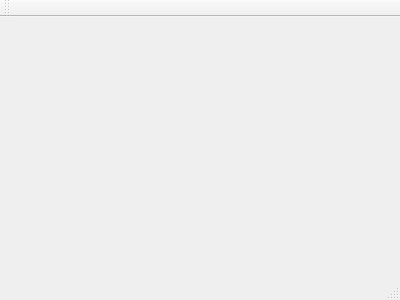
Qt form mainwindow.ui (pmichniewski/aprs) before a commit.
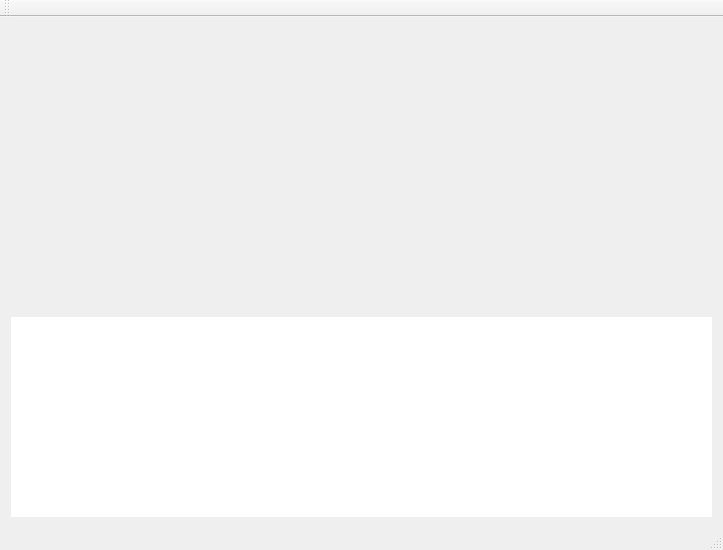
The same form after that commit.

What changed in the file:
```diff
--- a/mainwindow.ui
+++ b/mainwindow.ui
@@ -1,24 +1,70 @@
 <ui version="4.0">
  <class>MainWindow</class>
- <widget class="QMainWindow" name="MainWindow" >
-  <property name="geometry" >
+ <widget class="QMainWindow" name="MainWindow">
+  <property name="geometry">
    <rect>
     <x>0</x>
     <y>0</y>
-    <width>400</width>
-    <height>300</height>
+    <width>723</width>
+    <height>550</height>
    </rect>
   </property>
   <property name="windowTitle" >
    <string>MainWindow</string>
   </property>
-  <widget class="QMenuBar" name="menuBar" />
-  <widget class="QToolBar" name="mainToolBar" />
-  <widget class="QWidget" name="centralWidget" />
-  <widget class="QStatusBar" name="statusBar" />
+  <widget class="QWidget" name="centralWidget">
+   <layout class="QVBoxLayout" name="verticalLayout">
+    <item>
+     <widget class="QWidget" name="widget" native="true"/>
+    </item>
+    <item>
+     <widget class="QGraphicsView" name="graphicsView">
+      <property name="sizePolicy">
+       <sizepolicy hsizetype="Expanding" vsizetype="Fixed">
+        <horstretch>0</horstretch>
+        <verstretch>0</verstretch>
+       </sizepolicy>
+      </property>
+      <property name="minimumSize">
+       <size>
+        <width>0</width>
+        <height>200</height>
+       </size>
+      </property>
+      <property name="frameShape">
+       <enum>QFrame::NoFrame</enum>
+      </property>
+      <property name="verticalScrollBarPolicy">
+       <enum>Qt::ScrollBarAlwaysOff</enum>
+      </property>
+      <property name="horizontalScrollBarPolicy">
+       <enum>Qt::ScrollBarAlwaysOff</enum>
+      </property>
+     </widget>
+    </item>
+   </layout>
+  </widget>
+  <widget class="QMenuBar" name="menuBar">
+   <property name="geometry">
+    <rect>
+     <x>0</x>
+     <y>0</y>
+     <width>723</width>
+     <height>24</height>
+    </rect>
+   </property>
+  </widget>
+  <widget class="QToolBar" name="mainToolBar">
+   <attribute name="toolBarArea">
+    <enum>TopToolBarArea</enum>
+   </attribute>
+   <attribute name="toolBarBreak">
+    <bool>false</bool>
+   </attribute>
+  </widget>
+  <widget class="QStatusBar" name="statusBar"/>
  </widget>
- <layoutDefault spacing="6" margin="11" />
- <pixmapfunction></pixmapfunction>
+ <layoutdefault spacing="6" margin="11"/>
  <resources/>
  <connections/>
 </ui>
```
Left out of the diff: 3 changed lines with no effect on the pictures.
